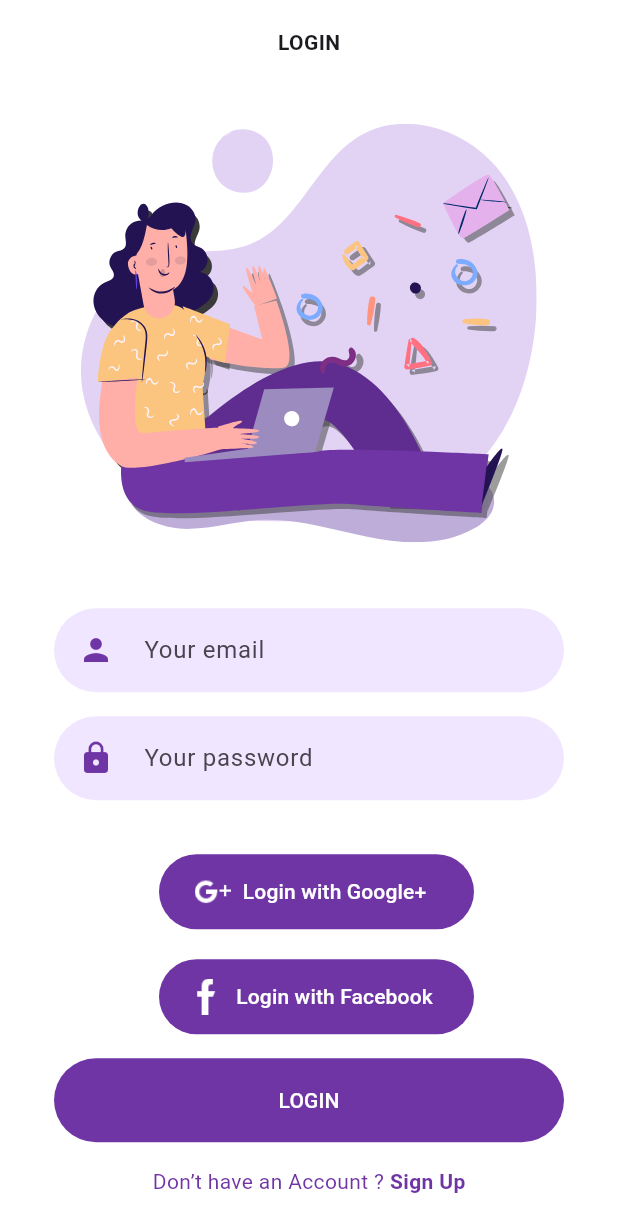
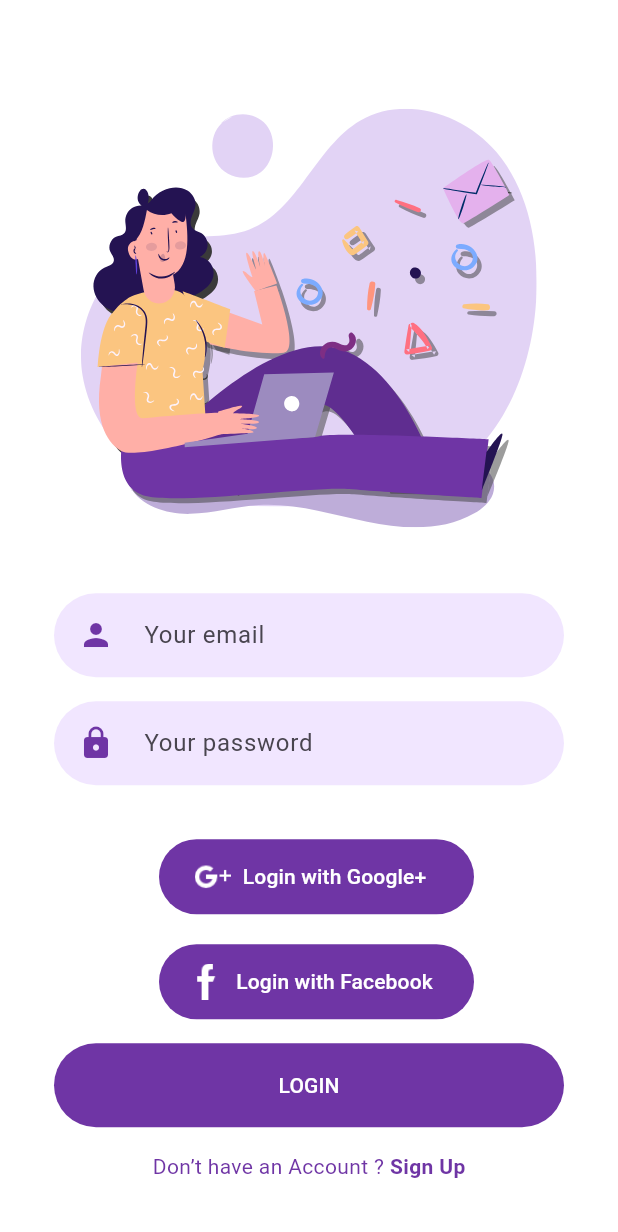
Before and after one commit to HalilMertDeveli/personal-Finance-Tracker, a Flutter app: the screen it shows after launch, after a tap on "LOGIN", on a phone screen of 412 x 824 dp. Shown: the top 1232 px of the screen. Run offline on Flutter 3.47's test engine with Material 3 defaults, Android fonts, the phone set to English and light mode, and no system bars; our stand-ins replace cached_network_image, cloud_firestore, firebase_auth, firebase_core, firebase_storage, flutter_svg and 1 more; accounts and stored records are empty; network calls fail.

```diff
--- a/lib/Screens/Login/components/login_screen_top_image.dart
+++ b/lib/Screens/Login/components/login_screen_top_image.dart
@@ -12,10 +12,6 @@ class LoginScreenTopImage extends StatelessWidget {
   Widget build(BuildContext context) {
     return Column(
       children: [
-        const Text(
-          "LOGIN",
-          style: TextStyle(fontWeight: FontWeight.bold),
-        ),
         const SizedBox(height: defaultPadding * 2),
         Row(
           children: [
--- /dev/null
+++ b/lib/services/facebook_services.dart
@@ -0,0 +1,3 @@
+class FacebookLoginService {
+  // final facebookLogin = FacebookLogin();
+}
--- a/pubspec.yaml
+++ b/pubspec.yaml
@@ -47,6 +47,7 @@ dependencies:
   the_apple_sign_in: ^1.1.1
   flutter_facebook_auth: ^7.1.0
   google_sign_in: ^6.2.1
+
 
   #util
   flutter_svg: ^2.0.10+1
```
Also changed, not shown: 2 other files.
